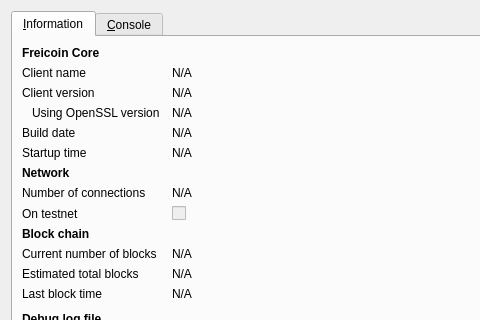
Before: the Qt Designer form src/qt/forms/rpcconsole.ui in optimacoin/optimacoin, drawn with Qt 5; both pictures show x 0 to 480 and y 0 to 320 of the 740 by 450 pixel window.
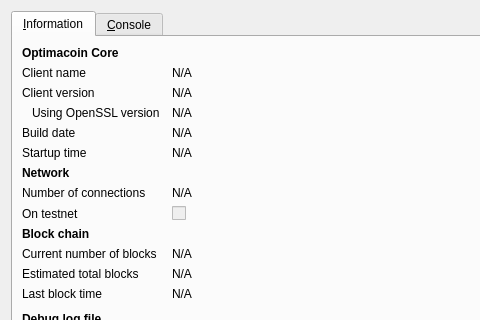
After: the same form once the commit is applied. Icons and pictures are not drawn.

The edit to the form file:
```diff
--- a/src/qt/forms/rpcconsole.ui
+++ b/src/qt/forms/rpcconsole.ui
@@ -36,7 +36,7 @@
           </font>
          </property>
          <property name="text">
-          <string>Freicoin Core</string>
+          <string>Optimacoin Core</string>
          </property>
         </widget>
        </item>
```
Left out of the diff: 6 changed lines with no effect on the pictures.
